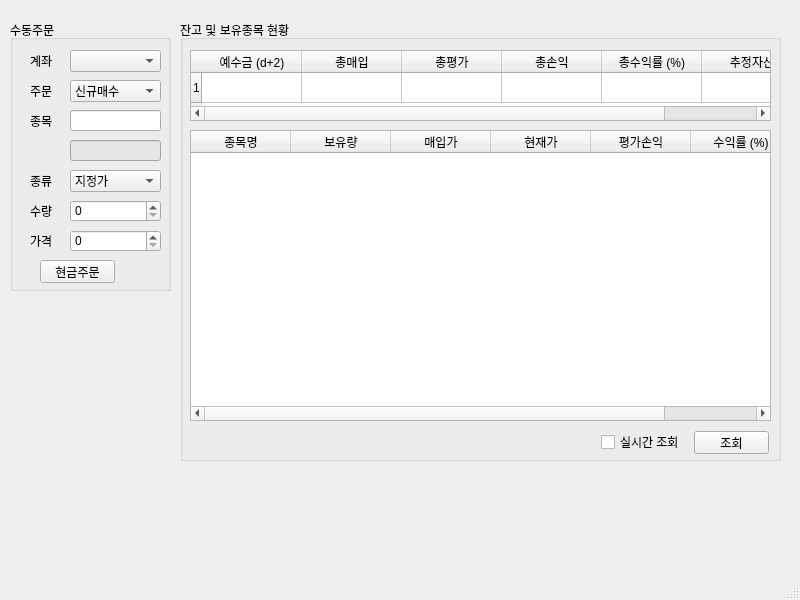
Old version of the form pytrader.ui in the repository Yong-Ju/Auto-trading_python.
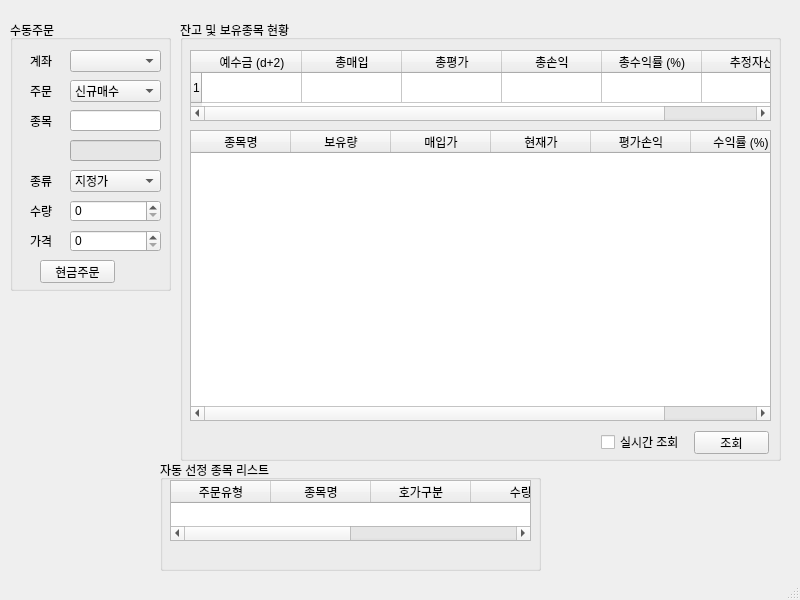
New version of the form. Icons and pictures are not drawn.

What changed in the file:
```diff
--- a/pytrader.ui
+++ b/pytrader.ui
@@ -462,6 +462,59 @@
      </property>
     </widget>
    </widget>
+   <widget class="QGroupBox" name="groupBox_3">
+    <property name="geometry">
+     <rect>
+      <x>160</x>
+      <y>460</y>
+      <width>381</width>
+      <height>111</height>
+     </rect>
+    </property>
+    <property name="title">
+     <string>자동 선정 종목 리스트</string>
+    </property>
+    <widget class="QTableWidget" name="tableWidget_3">
+     <property name="geometry">
+      <rect>
+       <x>10</x>
+       <y>20</y>
+       <width>361</width>
+       <height>61</height>
+      </rect>
+     </property>
+     <column>
+      <property name="text">
+       <string>주문유형</string>
+      </property>
+     </column>
+     <column>
+      <property name="text">
+       <string>종목명</string>
+      </property>
+     </column>
+     <column>
+      <property name="text">
+       <string>호가구분</string>
+      </property>
+     </column>
+     <column>
+      <property name="text">
+       <string>수량</string>
+      </property>
+     </column>
+     <column>
+      <property name="text">
+       <string>가격</string>
+      </property>
+     </column>
+     <column>
+      <property name="text">
+       <string>상태</string>
+      </property>
+     </column>
+    </widget>
+   </widget>
   </widget>
   <widget class="QStatusBar" name="statusbar"/>
  </widget>
```
Left out of the diff: 2 changed lines with no effect on the pictures.
